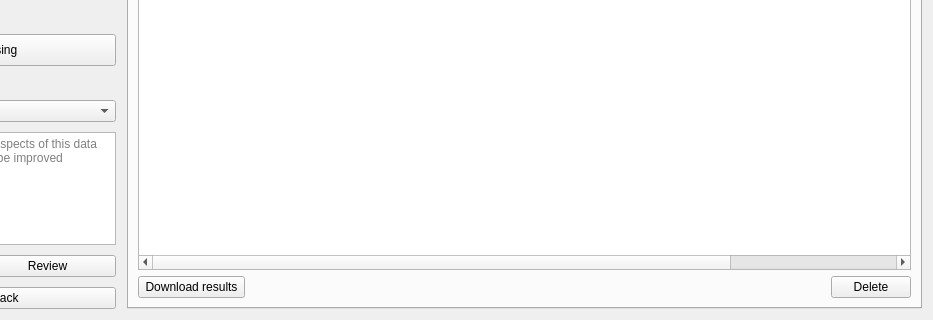
Before: the Qt Designer form mapflow/dialogs/static/ui/main_dialog.ui in Geoalert/mapflow-qgis, drawn with Qt 5; both pictures show x 179 to 1112 and y 230 to 550 of the 1112 by 550 pixel window.
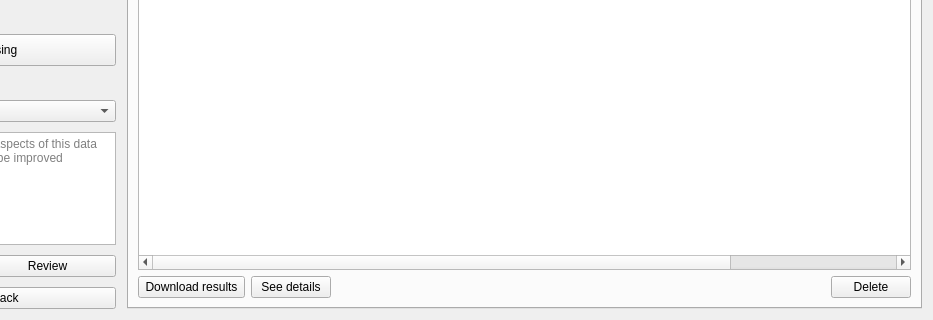
After: the same form once the commit is applied. Icons and pictures are not drawn. Custom widgets are drawn as their Qt base class.

Commit message: fix signals on raster/provider selection

The edit to the form file:
```diff
--- a/mapflow/dialogs/static/ui/main_dialog.ui
+++ b/mapflow/dialogs/static/ui/main_dialog.ui
@@ -921,7 +921,7 @@
             </widget>
            </item>
            <item>
-            <layout class="QHBoxLayout" name="processingFooter" stretch="0,0,0">
+            <layout class="QHBoxLayout" name="processingFooter" stretch="0,0,0,0">
              <item>
               <widget class="QPushButton" name="downloadResultsButton">
                <property name="text">
@@ -929,6 +929,13 @@
                </property>
               </widget>
              </item>
+             <item>
+              <widget class="QPushButton" name="detailsButton">
+               <property name="text">
+                <string>See details</string>
+               </property>
+              </widget>
+             </item>
              <item>
               <spacer name="horizontalSpacer">
                <property name="orientation">
```
Left out of the diff: 32 changed lines with no effect on the pictures. The commit also changes 2 other files.
